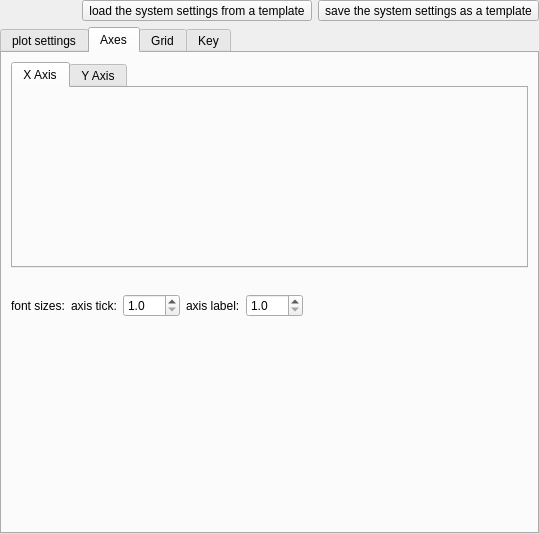
jkriege2/QuickFit3, file plugins/table/qfrdrtableplotsettingswidget.ui: the form before one commit.
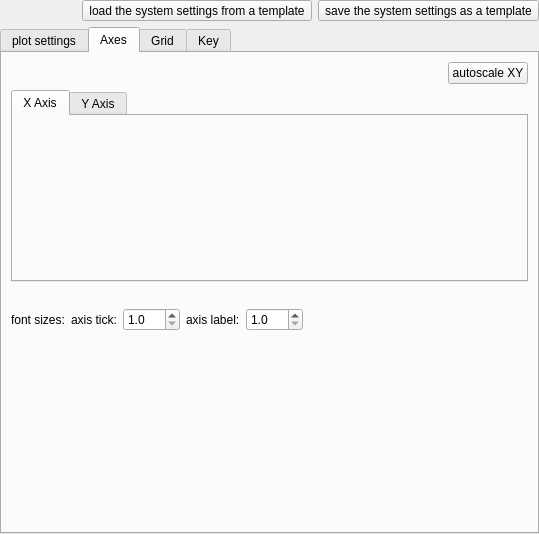
The form after the commit. The open tabs and pages were chosen to show the change. Icons and pictures are not drawn. Custom widgets are drawn as their Qt base class.

Commit message: QuickFit3/table: added button to autoscale X&Y axis at the same time QuickFIt3/fcs_maxent: added overview image tab (to the residuals statistics tabs at the bottom of screen) for imFCS records QuickFIt3/fcs_msd: added overview image tab (to the residuals statistics tabs at the bottom of screen) for imFCS records

```diff
--- a/plugins/table/qfrdrtableplotsettingswidget.ui
+++ b/plugins/table/qfrdrtableplotsettingswidget.ui
@@ -294,6 +294,33 @@
        <string>Axes</string>
       </attribute>
       <layout class="QVBoxLayout" name="verticalLayout_2">
+       <item>
+        <layout class="QHBoxLayout" name="horizontalLayout">
+         <property name="topMargin">
+          <number>0</number>
+         </property>
+         <item>
+          <spacer name="horizontalSpacer">
+           <property name="orientation">
+            <enum>Qt::Horizontal</enum>
+           </property>
+           <property name="sizeHint" stdset="0">
+            <size>
+             <width>40</width>
+             <height>20</height>
+            </size>
+           </property>
+          </spacer>
+         </item>
+         <item>
+          <widget class="QPushButton" name="btnAutoscaleXY">
+           <property name="text">
+            <string>autoscale XY</string>
+           </property>
+          </widget>
+         </item>
+        </layout>
+       </item>
        <item>
         <widget class="QTabWidget" name="tabWidget">
          <property name="currentIndex">
```
Left out of the diff: 2 changed lines with no effect on the pictures. The commit also changes 7 other files.
